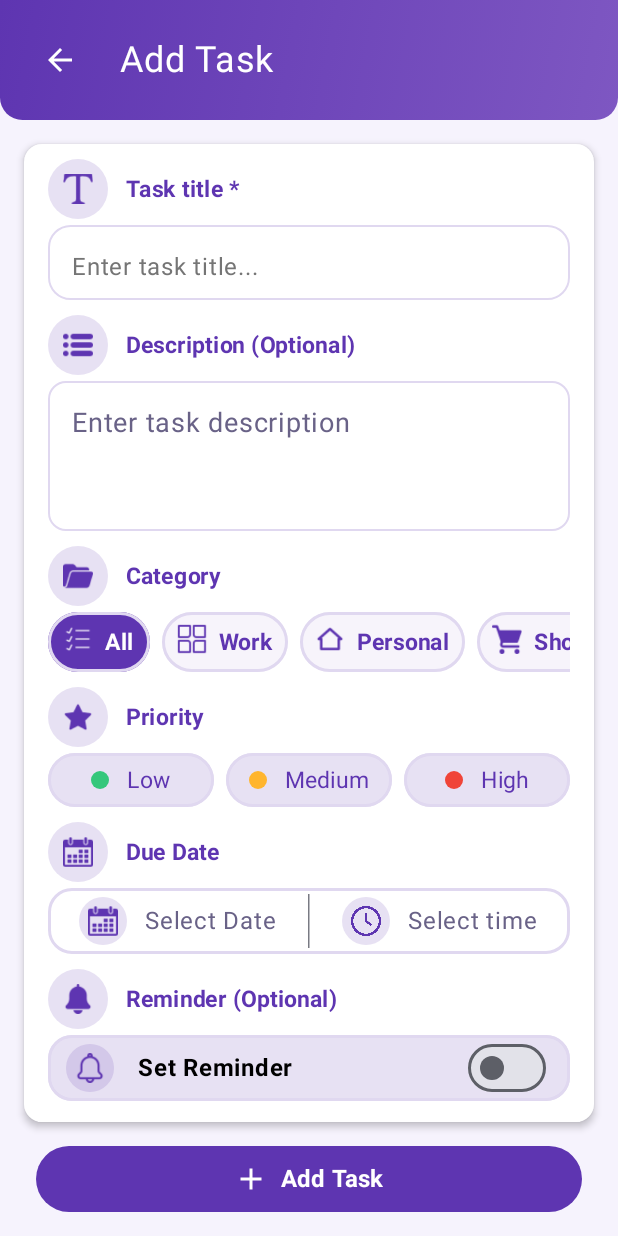
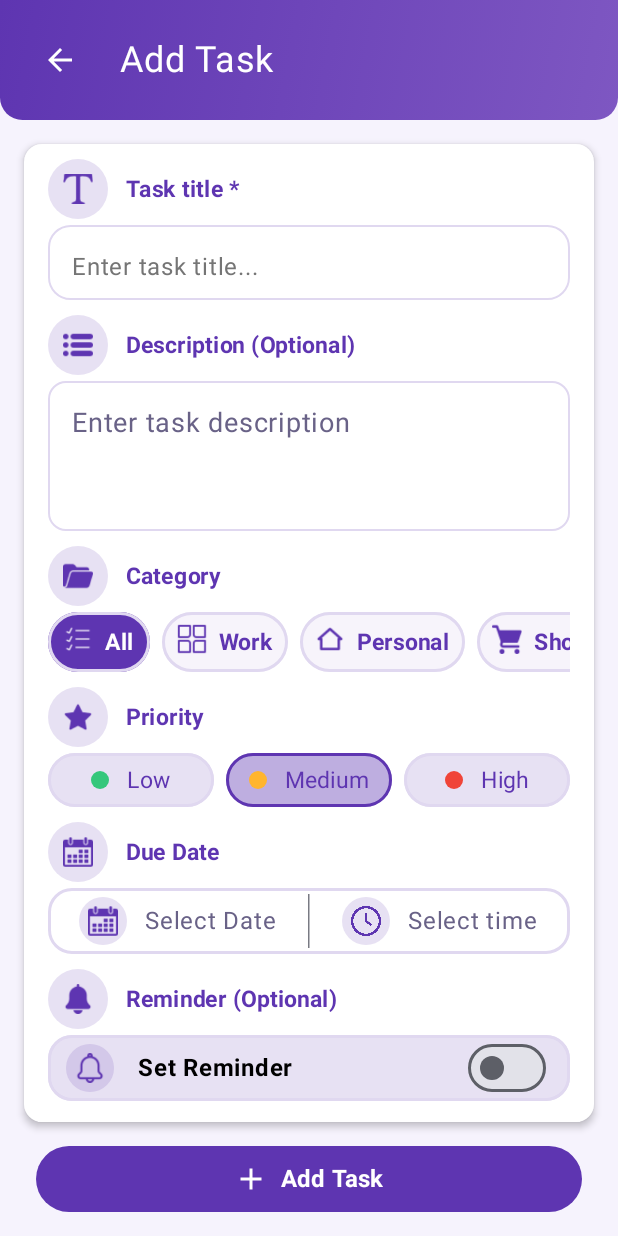
Before and after one commit to smsaif150-blip/TaskFlow, an Android app built with Jetpack Compose: the AddTaskScreen screen opened through its navigation route, after a tap on "Medium", on a phone screen of 412 x 824 dp. Run offline under Robolectric (Android 15) with nearby library versions, the phone set to English and light mode, and no system bars; our stand-ins replace Dagger/Hilt's generated code.

Commit message:
Priority click handle

```diff
--- a/app/src/main/java/com/example/to_dolistapp/screens/AddTaskScreen.kt
+++ b/app/src/main/java/com/example/to_dolistapp/screens/AddTaskScreen.kt
@@ -221,13 +221,13 @@ fun AddTaskScreen(navController: NavController,viewModel: AddTaskViewModel)
 
                     Row(modifier = Modifier.fillMaxWidth().height(40.dp).
                     padding(start = 16.dp, end = 16.dp, top = 4.dp)) {
-                        Priority(Modifier.weight(1f),LOW,SuccessGreen)
+                        Priority(Modifier.weight(1f),LOW,SuccessGreen, viewModel.selectedPriority ==LOW, onClick ={viewModel.onPriorityChange(LOW)})
 
                         Spacer(modifier = Modifier.padding(horizontal = 4.dp))
-                        Priority(Modifier.weight(1f),MEDIUM,WarningOrange)
+                        Priority(Modifier.weight(1f),MEDIUM,WarningOrange,viewModel.selectedPriority == MEDIUM, onClick = {viewModel.onPriorityChange(MEDIUM)})
 
                         Spacer(modifier = Modifier.padding(horizontal = 4.dp))
-                        Priority(Modifier.weight(1f),HIGH,ErrorRed)
+                        Priority(Modifier.weight(1f),HIGH,ErrorRed,viewModel.selectedPriority==HIGH, onClick = {viewModel.onPriorityChange(HIGH)})
                     }
 
                     HeaderSection("Due Date",R.drawable.calendar)
@@ -372,15 +372,20 @@ fun HeaderSection(text: String,image: Int)
 }
 
 @Composable
-fun Priority(modifier: Modifier,text: String,color: Color)
+fun Priority(modifier: Modifier,text: String,color: Color,isSelected: Boolean,onClick:()-> Unit)
 {
 
     Box(modifier = modifier.fillMaxHeight()
-        .background(color = PrimaryPurple.copy(alpha = 0.15f),
+        .background(color = PrimaryPurple.copy(alpha = if (isSelected) 0.4f else 0.15f),
             shape = RoundedCornerShape(24.dp))
-        .border(width = 2.dp, color = DividerColor, shape = RoundedCornerShape(24.dp))
+        .border(width = 2.dp, color =
+            if (isSelected)
+            {
+                PrimaryPurple
+            }else
+            DividerColor, shape = RoundedCornerShape(24.dp))
         .clickable{
-
+            onClick()
         },
         contentAlignment = Alignment.Center)
     {
--- a/app/src/main/java/com/example/to_dolistapp/screens/SplashScreen.kt
+++ b/app/src/main/java/com/example/to_dolistapp/screens/SplashScreen.kt
@@ -1,7 +1,6 @@
 package com.example.to_dolistapp.screens
 
 import androidx.compose.foundation.Image
-import androidx.compose.foundation.layout.Arrangement
 import androidx.compose.foundation.layout.Box
 import androidx.compose.foundation.layout.Column
 import androidx.compose.foundation.layout.Row
```
